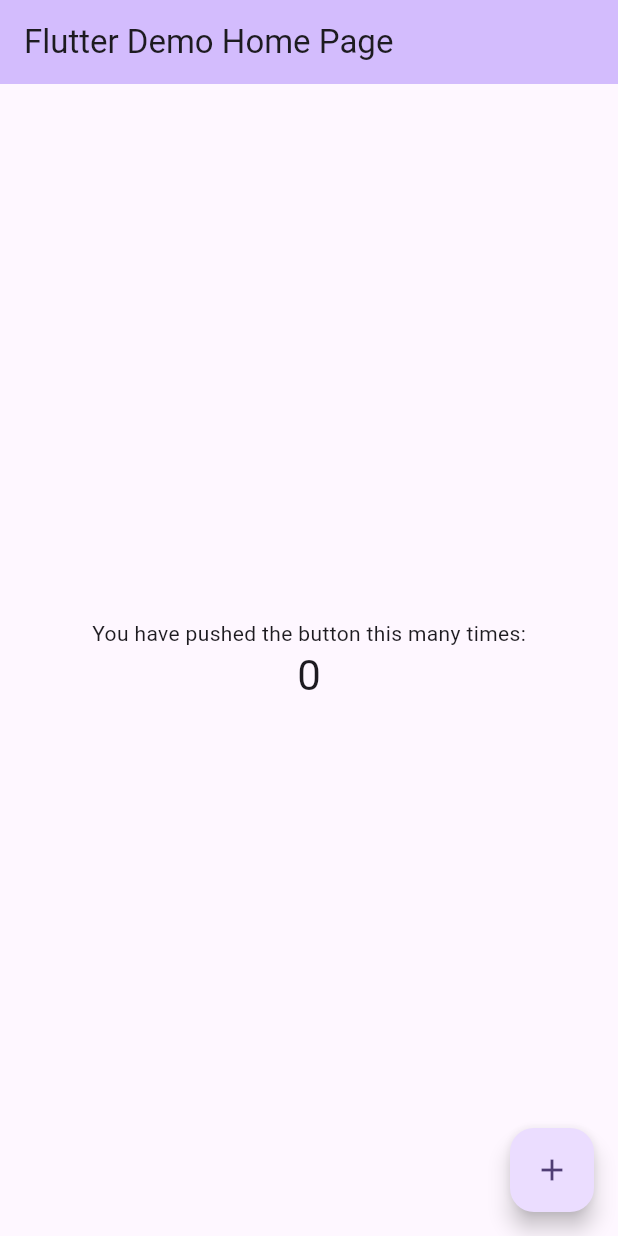
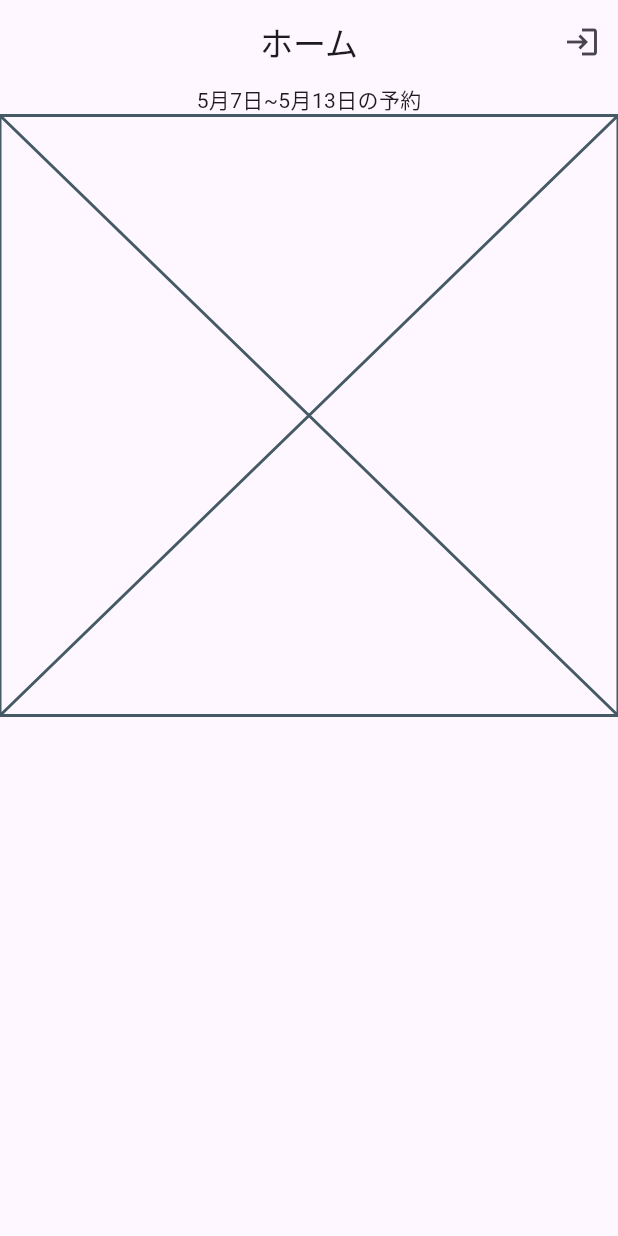
Before and after one commit to Yuzucchi-cist/cist-keion-app, a Flutter app: the screen it shows after launch, on a phone screen of 412 x 824 dp. Run offline on Flutter 3.47's test engine with Material 2 defaults, Android fonts, the phone set to English and light mode, and no system bars; our stand-ins replace firebase_core, hooks_riverpod; accounts and stored records are empty; generated files the repository leaves out were written again.

Commit message:
#2 [add] 画面作成

```diff
--- /dev/null
+++ b/lib/feature/app.dart
@@ -0,0 +1,20 @@
+import 'package:flutter/material.dart';
+import 'package:hooks_riverpod/hooks_riverpod.dart';
+
+import 'home/presentation/pages/home_page.dart';
+
+class App extends HookConsumerWidget {
+  const App({super.key});
+
+  @override
+  Widget build(BuildContext context, WidgetRef ref) {
+    return MaterialApp(
+      title: 'Flutter Demo',
+      theme: ThemeData(
+        colorScheme: ColorScheme.fromSeed(seedColor: Colors.deepPurple),
+        useMaterial3: true,
+      ),
+      home: const HomePage(),
+    );
+  }
+}
--- /dev/null
+++ b/lib/feature/home/presentation/pages/home_page.dart
@@ -0,0 +1,31 @@
+import 'package:flutter/material.dart';
+import 'package:hooks_riverpod/hooks_riverpod.dart';
+
+class HomePage extends HookConsumerWidget {
+  const HomePage({super.key});
+
+  @override
+  Widget build(BuildContext context, WidgetRef ref) {
+    // TODO(yuzucchi): implement auth
+    return Scaffold(
+      appBar: AppBar(
+        title: const Text('ホーム'),
+        centerTitle: true,
+        actions: [
+          IconButton(
+            onPressed: () {},
+            icon: const Icon(Icons.login),
+          ),
+        ],
+      ),
+      body: const Center(
+        child: Column(
+          children: [
+            Text('5月7日~5月13日の予約'),
+            Placeholder(),
+          ],
+        ),
+      ),
+    );
+  }
+}
--- a/lib/main.dart
+++ b/lib/main.dart
@@ -1,10 +1,12 @@
 import 'package:firebase_core/firebase_core.dart';
 import 'package:flutter/material.dart';
+import 'package:hooks_riverpod/hooks_riverpod.dart';
 
 import 'core/firebase_options/firebase_options_dev.dart' as dev_firebase_option;
 import 'core/firebase_options/firebase_options_prod.dart'
     as prod_firebase_option;
 import 'core/firebase_options/firebase_options_stg.dart' as stg_firebase_option;
+import 'feature/app.dart';
 
 const flavor = String.fromEnvironment('FLAVOR');
 
@@ -21,68 +23,5 @@ Future<void> main() async {
   // Firebaseの初期化
   await Firebase.initializeApp(options: firebaseOptions);
 
-  runApp(const MyApp());
+  runApp(const ProviderScope(child: App()));
 }
-
-class MyApp extends StatelessWidget {
-  const MyApp({super.key});
-
-  @override
-  Widget build(BuildContext context) {
-    return MaterialApp(
-      title: 'Flutter Demo',
-      theme: ThemeData(
-        colorScheme: ColorScheme.fromSeed(seedColor: Colors.deepPurple),
-        useMaterial3: true,
-      ),
-      home: const MyHomePage(title: 'Flutter Demo Home Page'),
-    );
-  }
-}
-
-class MyHomePage extends StatefulWidget {
-  const MyHomePage({super.key, required this.title});
-
-  final String title;
-
-  @override
-  State<MyHomePage> createState() => _MyHomePageState();
-}
-
-class _MyHomePageState extends State<MyHomePage> {
-  int _counter = 0;
-
-  void _incrementCounter() {
-    setState(() {
-      _counter++;
-    });
-  }
-
-  @override
-  Widget build(BuildContext context) {
-    return Scaffold(
-        appBar: AppBar(
-          backgroundColor: Theme.of(context).colorScheme.inversePrimary,
-          title: Text(widget.title),
-        ),
-        body: Center(
-          child: Column(
-            mainAxisAlignment: MainAxisAlignment.center,
-            children: <Widget>[
-              const Text(
-                'You have pushed the button this many times:',
-              ),
-              Text(
-                '$_counter',
-                style: Theme.of(context).textTheme.headlineMedium,
-              ),
-            ],
-          ),
-        ),
-        floatingActionButton: FloatingActionButton(
-          onPressed: _incrementCounter,
-          tooltip: 'Increment',
-          child: const Icon(Icons.add),
-        ));
-  }
-}
--- a/pubspec.yaml
+++ b/pubspec.yaml
@@ -36,6 +36,7 @@ dependencies:
   # Use with the CupertinoIcons class for iOS style icons.
   cupertino_icons: ^1.0.2
   firebase_core: ^2.13.1
+  hooks_riverpod: ^2.3.6
 
 dev_dependencies:
   flutter_test:
```
Also changed, not shown: pubspec.lock, 1 other file.
